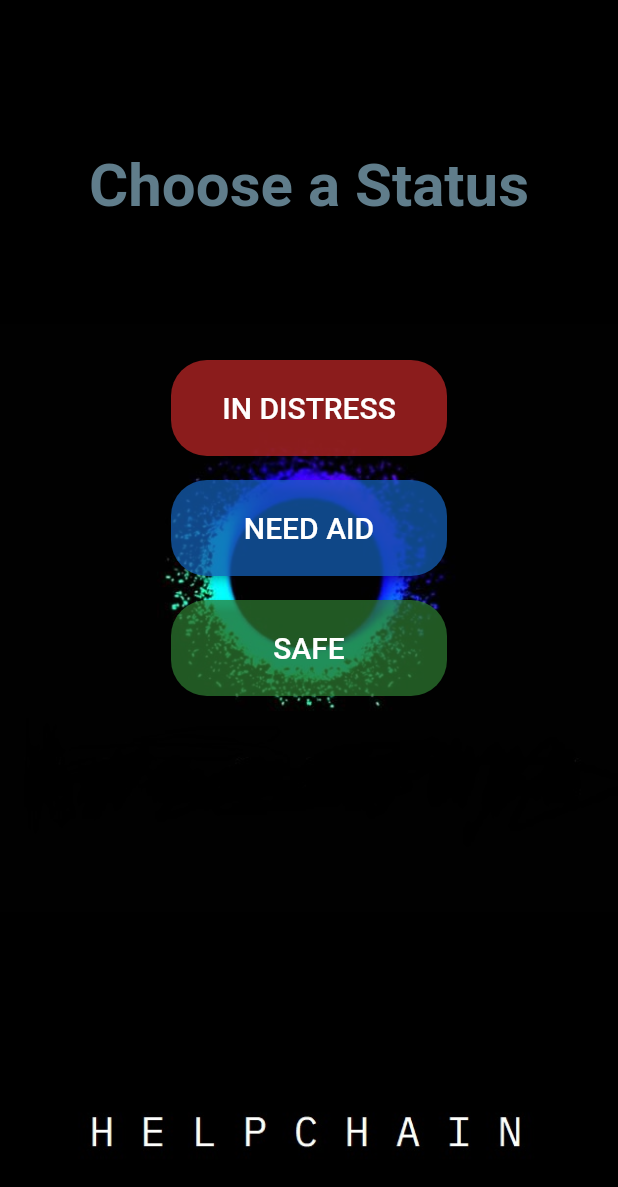
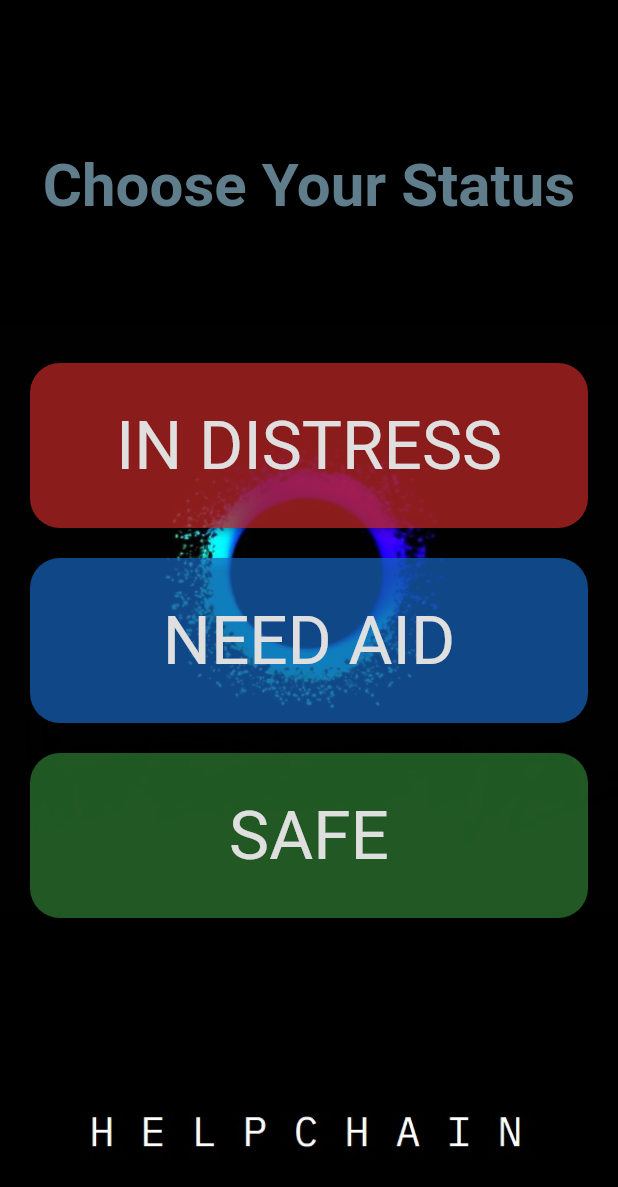
Before and after one commit to FurkanZekiTurkzeybek/BC_Disaster_Mobile, a Flutter app: the MyHomePage screen opened directly, on a phone screen of 412 x 824 dp. Shown: the top 1187 px of the screen. Run offline on Flutter 3.47's test engine with Material 2 defaults, Android fonts, the phone set to English and light mode, and no system bars; our stand-ins replace cloud_firestore, firebase_core; missing offline and left inert: dart:ffi, web3dart; accounts and stored records are empty.

```diff
--- a/lib/main.dart
+++ b/lib/main.dart
@@ -174,7 +174,7 @@ class _MyHomePageState extends State<MyHomePage> {
               const Padding(
                 padding: EdgeInsets.only(bottom: 85),
                 child: Text(
-                  'Choose a Status',
+                  'Choose Your Status',
                   style: TextStyle(
                       fontSize: 40,
                       fontWeight: FontWeight.bold,
@@ -200,24 +200,33 @@ class _MyHomePageState extends State<MyHomePage> {
 
   SizedBox returnStatusBox(int statusIndex) {
     return SizedBox(
-      width: 200.0,
-      height: 80.0,
+      width: double.infinity,
+      height: 130.0,
       child: Padding(
-        padding: const EdgeInsets.all(8.0),
+        padding: const EdgeInsets.symmetric(horizontal: 20.0, vertical: 10.0),
         child: ElevatedButton(
           onPressed: () => deploy(statusIndex),
           style: ElevatedButton.styleFrom(
             shape: RoundedRectangleBorder(
-              borderRadius: BorderRadius.circular(24.0),
+              borderRadius: BorderRadius.circular(20.0),
             ),
-            backgroundColor: statusBool[statusIndex]
+            primary: statusBool[statusIndex]
                 ? Colors.blue
                 : statusButtonColours[statusIndex]?.withOpacity(0.7),
+            padding: EdgeInsets.zero,
+            tapTargetSize: MaterialTapTargetSize.shrinkWrap,
+            // minimumSize: Size(double.infinity, 100.0),
           ),
-          child: Text(statusText[statusIndex],
-              style: const TextStyle(
-                fontSize: 20,
-              )),
+          child: Text(
+            statusText[statusIndex],
+            style: TextStyle(
+              fontSize: 45,
+              fontWeight: FontWeight.w400,
+              color: statusBool[statusIndex]
+                  ? Colors.white
+                  : Color.fromARGB(255, 224, 223, 223),
+            ),
+          ),
         ),
       ),
     );
```
